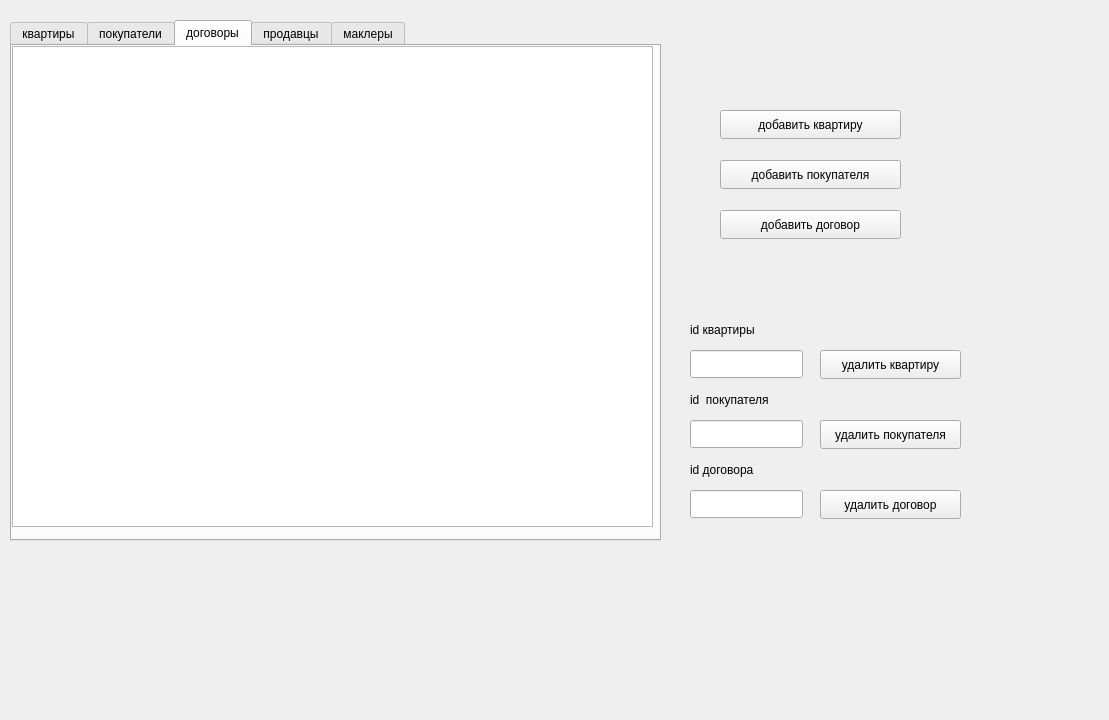
Before: the Qt Designer form mainwindow.ui in cynep0/kursovik_5sem, drawn with Qt 5.
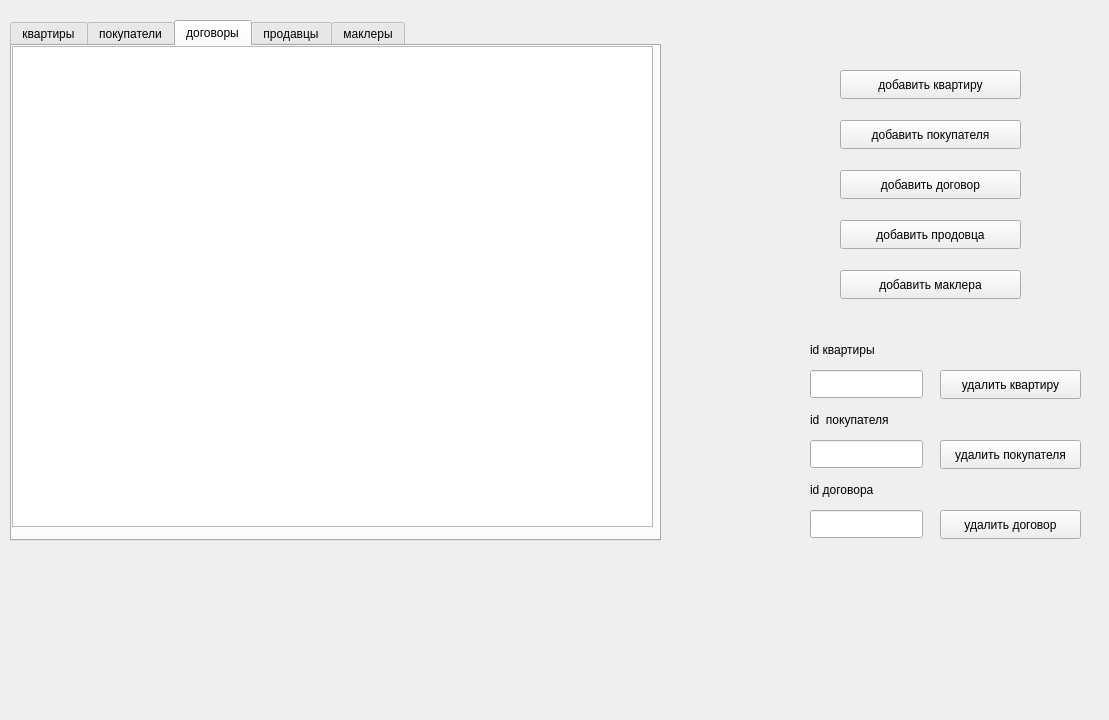
After: the same form once the commit is applied.

```diff
--- a/mainwindow.ui
+++ b/mainwindow.ui
@@ -141,8 +141,8 @@
    <widget class="QLineEdit" name="lineEdit_del_sale">
     <property name="geometry">
      <rect>
-      <x>690</x>
-      <y>490</y>
+      <x>810</x>
+      <y>510</y>
       <width>113</width>
       <height>28</height>
      </rect>
@@ -151,8 +151,8 @@
    <widget class="QLineEdit" name="lineEdit_del_buyer">
     <property name="geometry">
      <rect>
-      <x>690</x>
-      <y>420</y>
+      <x>810</x>
+      <y>440</y>
       <width>113</width>
       <height>28</height>
      </rect>
@@ -161,8 +161,8 @@
    <widget class="QLineEdit" name="lineEdit_del_flat">
     <property name="geometry">
      <rect>
-      <x>690</x>
-      <y>350</y>
+      <x>810</x>
+      <y>370</y>
       <width>113</width>
       <height>28</height>
      </rect>
@@ -171,8 +171,8 @@
    <widget class="QLabel" name="lb_del_flat">
     <property name="geometry">
      <rect>
-      <x>690</x>
-      <y>320</y>
+      <x>810</x>
+      <y>340</y>
       <width>101</width>
       <height>20</height>
      </rect>
@@ -184,8 +184,8 @@
    <widget class="QLabel" name="lb_del_buyer">
     <property name="geometry">
      <rect>
-      <x>690</x>
-      <y>390</y>
+      <x>810</x>
+      <y>410</y>
       <width>111</width>
       <height>20</height>
      </rect>
@@ -197,8 +197,8 @@
    <widget class="QLabel" name="lb_del_sale">
     <property name="geometry">
      <rect>
-      <x>690</x>
-      <y>460</y>
+      <x>810</x>
+      <y>480</y>
       <width>101</width>
       <height>20</height>
      </rect>
@@ -210,8 +210,8 @@
    <widget class="QPushButton" name="btn_add_buyer">
     <property name="geometry">
      <rect>
-      <x>720</x>
-      <y>160</y>
+      <x>840</x>
+      <y>120</y>
       <width>181</width>
       <height>29</height>
      </rect>
@@ -223,8 +223,8 @@
    <widget class="QPushButton" name="btn_add_sale">
     <property name="geometry">
      <rect>
-      <x>720</x>
-      <y>210</y>
+      <x>840</x>
+      <y>170</y>
       <width>181</width>
       <height>29</height>
      </rect>
@@ -236,8 +236,8 @@
    <widget class="QPushButton" name="btn_add_flat">
     <property name="geometry">
      <rect>
-      <x>720</x>
-      <y>110</y>
+      <x>840</x>
+      <y>70</y>
       <width>181</width>
       <height>29</height>
      </rect>
@@ -249,8 +249,8 @@
    <widget class="QPushButton" name="btn_del_flat">
     <property name="geometry">
      <rect>
-      <x>820</x>
-      <y>350</y>
+      <x>940</x>
+      <y>370</y>
       <width>141</width>
       <height>29</height>
      </rect>
@@ -262,8 +262,8 @@
    <widget class="QPushButton" name="btn_del_buyer">
     <property name="geometry">
      <rect>
-      <x>820</x>
-      <y>420</y>
+      <x>940</x>
+      <y>440</y>
       <width>141</width>
       <height>29</height>
      </rect>
@@ -275,8 +275,8 @@
    <widget class="QPushButton" name="btn_del_sale">
     <property name="geometry">
      <rect>
-      <x>820</x>
-      <y>490</y>
+      <x>940</x>
+      <y>510</y>
       <width>141</width>
       <height>29</height>
      </rect>
@@ -285,6 +285,32 @@
      <string>удалить договор</string>
     </property>
    </widget>
+   <widget class="QPushButton" name="btn_add_salesman">
+    <property name="geometry">
+     <rect>
+      <x>840</x>
+      <y>220</y>
+      <width>181</width>
+      <height>29</height>
+     </rect>
+    </property>
+    <property name="text">
+     <string>добавить продовца</string>
+    </property>
+   </widget>
+   <widget class="QPushButton" name="btn_add_broker">
+    <property name="geometry">
+     <rect>
+      <x>840</x>
+      <y>270</y>
+      <width>181</width>
+      <height>29</height>
+     </rect>
+    </property>
+    <property name="text">
+     <string>добавить маклера</string>
+    </property>
+   </widget>
   </widget>
  </widget>
  <resources/>
```
